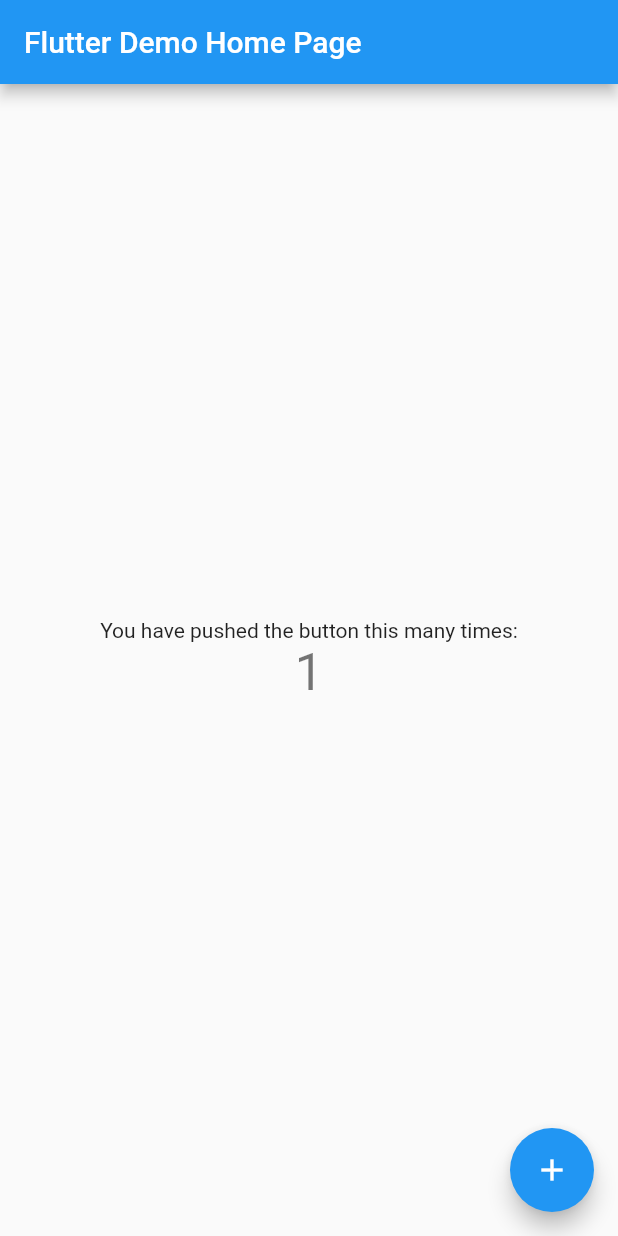
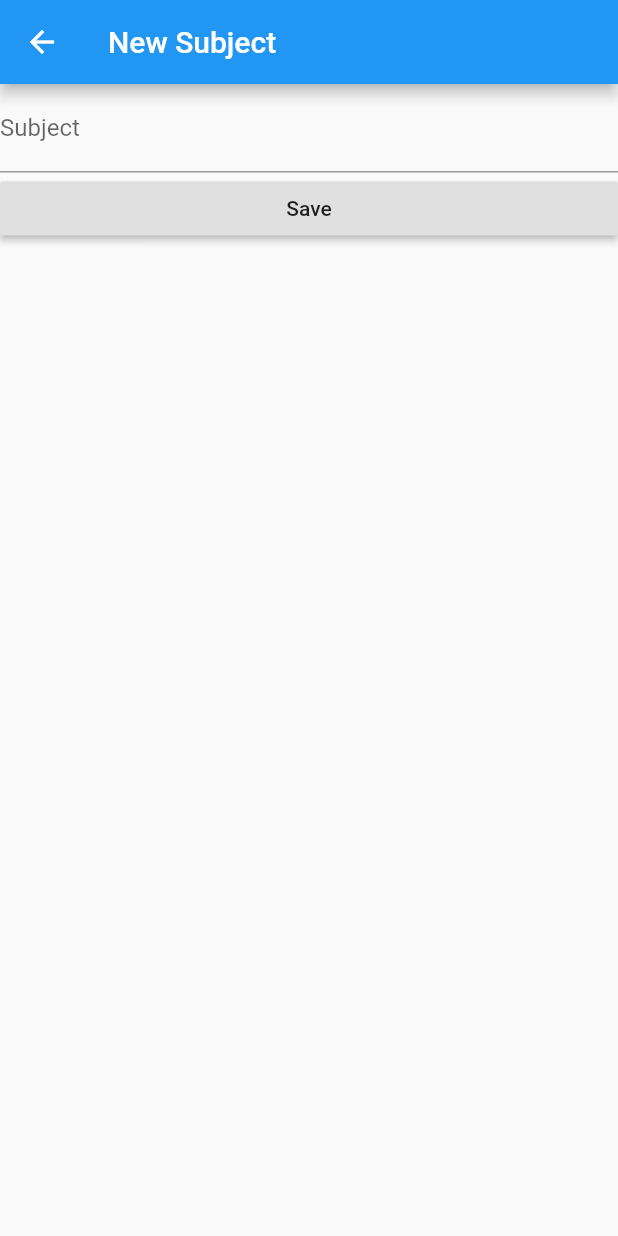
Before and after one commit to POKINBKK/flutter_assignment_03, a Flutter app: the screen it shows after launch, after a tap on the "add" icon, on a phone screen of 412 x 824 dp. Run offline on Flutter 3.47's test engine with Material 2 defaults, Android fonts, the phone set to English and light mode, and no system bars; our stand-ins replace cloud_firestore; accounts and stored records are empty.

Commit message:
Update work

```diff
--- a/lib/main.dart
+++ b/lib/main.dart
@@ -1,4 +1,6 @@
 import 'package:flutter/material.dart';
+import './ui/mainPage.dart';
+import './ui/newSubject.dart';
 
 void main() => runApp(MyApp());
 
@@ -7,105 +9,15 @@ class MyApp extends StatelessWidget {
   @override
   Widget build(BuildContext context) {
     return MaterialApp(
-      title: 'Flutter Demo',
+      title: 'Assignment3',
       theme: ThemeData(
-        // This is the theme of your application.
-        //
-        // Try running your application with "flutter run". You'll see the
-        // application has a blue toolbar. Then, without quitting the app, try
-        // changing the primarySwatch below to Colors.green and then invoke
-        // "hot reload" (press "r" in the console where you ran "flutter run",
-        // or simply save your changes to "hot reload" in a Flutter IDE).
-        // Notice that the counter didn't reset back to zero; the application
-        // is not restarted.
         primarySwatch: Colors.blue,
       ),
-      home: MyHomePage(title: 'Flutter Demo Home Page'),
+      initialRoute: '/',
+      routes: {
+        '/': (context) => MainPage(),
+        '/newsubject': (context) => NewSubject(),
+      },
     );
   }
 }
-
-class MyHomePage extends StatefulWidget {
-  MyHomePage({Key key, this.title}) : super(key: key);
-
-  // This widget is the home page of your application. It is stateful, meaning
-  // that it has a State object (defined below) that contains fields that affect
-  // how it looks.
-
-  // This class is the configuration for the state. It holds the values (in this
-  // case the title) provided by the parent (in this case the App widget) and
-  // used by the build method of the State. Fields in a Widget subclass are
-  // always marked "final".
-
-  final String title;
-
-  @override
-  _MyHomePageState createState() => _MyHomePageState();
-}
-
-class _MyHomePageState extends State<MyHomePage> {
-  int _counter = 0;
-
-  void _incrementCounter() {
-    setState(() {
-      // This call to setState tells the Flutter framework that something has
-      // changed in this State, which causes it to rerun the build method below
-      // so that the display can reflect the updated values. If we changed
-      // _counter without calling setState(), then the build method would not be
-      // called again, and so nothing would appear to happen.
-      _counter++;
-    });
-  }
-
-  @override
-  Widget build(BuildContext context) {
-    // This method is rerun every time setState is called, for instance as done
-    // by the _incrementCounter method above.
-    //
-    // The Flutter framework has been optimized to make rerunning build methods
-    // fast, so that you can just rebuild anything that needs updating rather
-    // than having to individually change instances of widgets.
-    return Scaffold(
-      appBar: AppBar(
-        // Here we take the value from the MyHomePage object that was created by
-        // the App.build method, and use it to set our appbar title.
-        title: Text(widget.title),
-      ),
-      body: Center(
-        // Center is a layout widget. It takes a single child and positions it
-        // in the middle of the parent.
-        child: Column(
-          // Column is also layout widget. It takes a list of children and
-          // arranges them vertically. By default, it sizes itself to fit its
-          // children horizontally, and tries to be as tall as its parent.
-          //
-          // Invoke "debug painting" (press "p" in the console, choose the
-          // "Toggle Debug Paint" action from the Flutter Inspector in Android
-          // Studio, or the "Toggle Debug Paint" command in Visual Studio Code)
-          // to see the wireframe for each widget.
-          //
-          // Column has various properties to control how it sizes itself and
-          // how it positions its children. Here we use mainAxisAlignment to
-          // center the children vertically; the main axis here is the vertical
-          // axis because Columns are vertical (the cross axis would be
-          // horizontal).
-          mainAxisAlignment: MainAxisAlignment.center,
-          children: <Widget>[
-            Text(
-              'You have pushed the button this many times:',
-            ),
-            Text(
-              '$_counter',
-              style: Theme.of(context).textTheme.display1,
-            ),
-          ],
-        ),
-      ),
-      floatingActionButton: FloatingActionButton(
-        onPressed: _incrementCounter,
-        tooltip: 'Increment',
-        child: Icon(Icons.add),
-      ), // This trailing comma makes auto-formatting nicer for build methods.
-    );
-  }
-}
--- /dev/null
+++ b/lib/ui/mainPage.dart
@@ -0,0 +1,111 @@
+import 'package:flutter/material.dart';
+import 'package:cloud_firestore/cloud_firestore.dart';
+import 'package:flutter_assignment_03/utils/firestore.dart';
+
+class MainPage extends StatefulWidget {
+  @override
+  State<StatefulWidget> createState() {
+    return MainPageState();
+  }
+}
+
+class MainPageState extends State<MainPage> {
+  int _state = 0;
+
+  @override
+  Widget build(BuildContext context) {
+
+    final List list_button = <Widget>[
+      IconButton(
+          icon: Icon(Icons.add),
+          onPressed: (){
+            Navigator.pushNamed(context, "/newsubject");
+            },
+          ),
+      IconButton(
+          icon: Icon(Icons.delete),
+          onPressed: () {
+            FirestoreTools.deleteAllTask();
+            },
+          ),
+    ];
+
+    return DefaultTabController(
+      length: 2,
+      initialIndex: _state,
+      child: Scaffold(
+        appBar: AppBar(
+          title: Text("Todo"),
+          actions: <Widget>[
+            _state == 0 ? list_button[0] : list_button[1]
+          ],
+        ),
+        bottomNavigationBar: BottomNavigationBar(
+            currentIndex: _state,
+            items: [
+              BottomNavigationBarItem(
+                icon: new Icon(Icons.assignment),
+                title: Text("Task"),
+              ),
+              BottomNavigationBarItem(
+                icon: new Icon(Icons.assignment_turned_in),
+                title: Text("Complete"),
+              ),
+            ],
+            onTap: (index){
+              setState(() {
+                _state = index;
+              });
+              print(_state);
+            }
+          ),
+        body: _state == 0 ?
+        //is that screen 1 ? true !
+        Container(
+          child: StreamBuilder<QuerySnapshot>(
+            stream: Firestore.instance.collection('todo').where('done', isEqualTo: false).snapshots(),
+            builder: (BuildContext context, AsyncSnapshot<QuerySnapshot> snapshot) {
+              return snapshot.data.documents.length == 0 ?
+              Center(child: Text('No data found..'))
+              :
+              ListView(
+                children: snapshot.data.documents.map((DocumentSnapshot document) {
+                  return CheckboxListTile(
+                    title: Text(document['title']),
+                    value: document['done'],
+                    onChanged: (bool value) {
+                      FirestoreTools.updateTask(document.documentID, value);
+                    },
+                  );
+                }).toList(),
+              );
+            },
+          ),
+        )
+        :
+        //Second screen
+        Container(
+          child: StreamBuilder<QuerySnapshot>(
+            stream: Firestore.instance.collection('todo').where('done', isEqualTo: true).snapshots(),
+            builder: (BuildContext context, AsyncSnapshot<QuerySnapshot> snapshot) {
+              return snapshot.data.documents.length == 0 ?
+              Center(child: Text('No data found..'))
+              :
+              ListView(
+                children: snapshot.data.documents.map((DocumentSnapshot document) {
+                  return CheckboxListTile(
+                    title: Text(document['title']),
+                    value: document['done'],
+                    onChanged: (bool value) {
+                      FirestoreTools.updateTask(document.documentID, value);
+                    },
+                  );
+                }).toList(),
+              );
+            },
+          ),
+        )
+      ),
+    );
+  }
+}
--- /dev/null
+++ b/lib/ui/newSubject.dart
@@ -0,0 +1,55 @@
+import 'package:flutter/material.dart';
+import 'package:flutter_assignment_03/utils/firestore.dart';
+
+
+class NewSubject extends StatefulWidget{
+  @override
+  State<StatefulWidget> createState() {
+    return NewSubjectState();
+  }
+}
+
+class NewSubjectState extends State<NewSubject>{
+  final _formkey = GlobalKey<FormState>();
+  final myController = TextEditingController();
+
+  @override
+  Widget build(BuildContext context) {
+    return Scaffold(
+      appBar: AppBar(
+        title: Text("New Subject"),
+      ),
+      body: Form(
+        key: _formkey,
+        child: ListView(
+          children: <Widget>[
+            TextFormField(
+              decoration: InputDecoration(
+                labelText: "Subject",
+              ),
+              controller: myController,
+              validator: (value) {
+                if (value.isEmpty) {
+                  return "Please fill subject";
+                }
+              }
+            ),
+            RaisedButton(
+              child: Text("Save"),
+              onPressed: () {
+                _formkey.currentState.validate();
+                if(myController.text.length > 0){
+                  FirestoreTools.addTask(myController.text.trim());
+                  Navigator.pop(context);
+                }
+                myController.text = "";
+              },
+
+            ),
+          ],
+        ),
+      ),
+    );
+  }
+
+}
--- a/pubspec.yaml
+++ b/pubspec.yaml
@@ -23,6 +23,9 @@ dependencies:
   # The following adds the Cupertino Icons font to your application.
   # Use with the CupertinoIcons class for iOS style icons.
   cupertino_icons: ^0.1.2
+  firebase_core: ^0.2.5
+  cloud_firestore: ^0.8.2+3
+  sqflite: any
 
 dev_dependencies:
   flutter_test:
```
Also changed, not shown: lib/utils/firestore.dart (added, +35 -0 lines), pubspec.lock, 3 other files.
